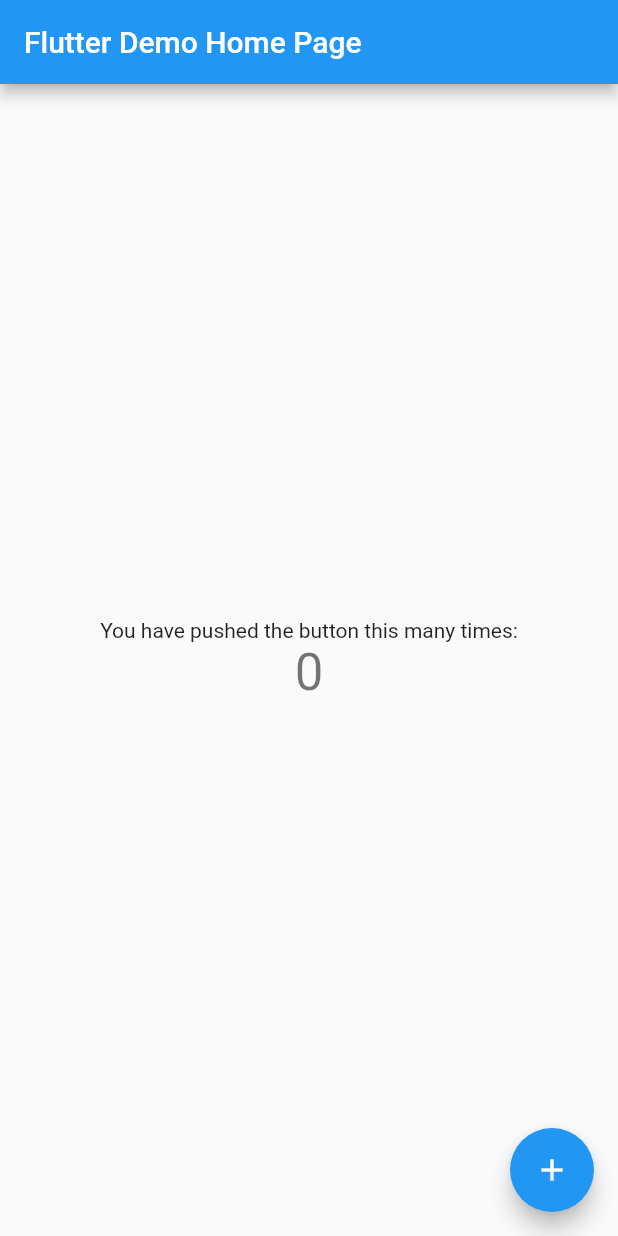
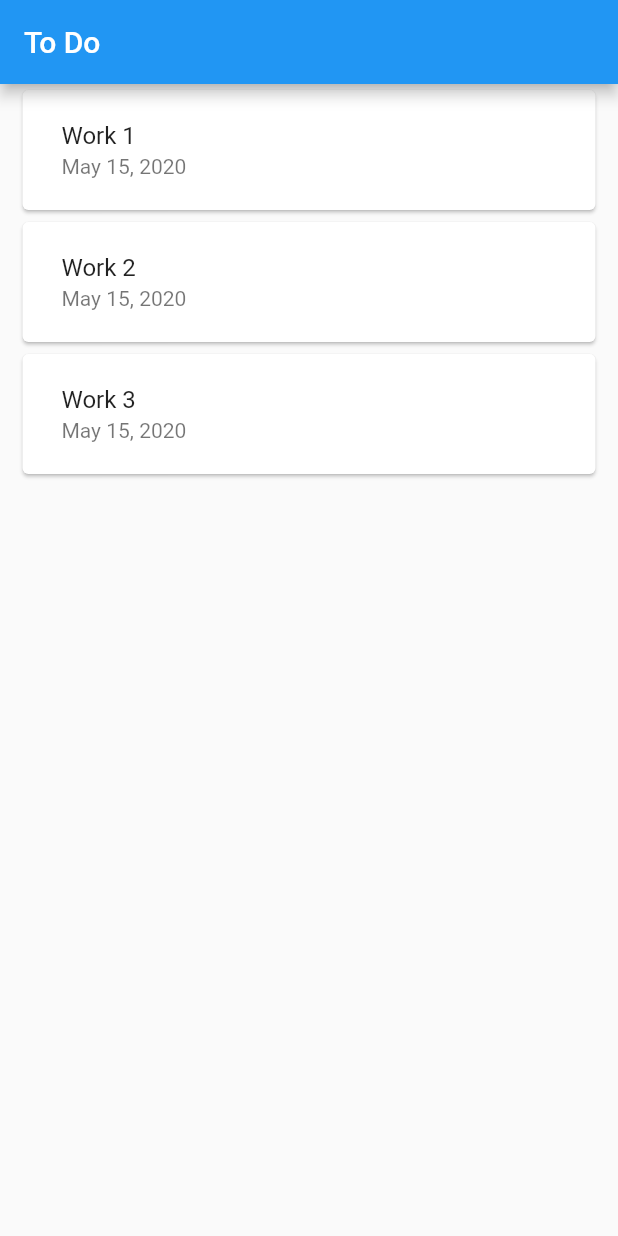
Before and after one commit to lomadapraveenreddy/ToDo-Application, a Flutter app: the screen it shows after launch, on a phone screen of 412 x 824 dp. Run offline on Flutter 3.47's test engine with Material 2 defaults, Android fonts, the phone set to English and light mode, and no system bars; our stand-ins replace bloc, flutter_bloc.

Commit message:
to do card

```diff
--- a/todo/lib/main.dart
+++ b/todo/lib/main.dart
@@ -1,111 +1,26 @@
 import 'package:flutter/material.dart';
+import 'package:flutter_bloc/flutter_bloc.dart';
+
+import './to_do_bloc/to_do_bloc.dart';
+import './routes/all_routes.dart';
 
 void main() => runApp(MyApp());
 
 class MyApp extends StatelessWidget {
-  // This widget is the root of your application.
   @override
   Widget build(BuildContext context) {
-    return MaterialApp(
-      title: 'Flutter Demo',
-      theme: ThemeData(
-        // This is the theme of your application.
-        //
-        // Try running your application with "flutter run". You'll see the
-        // application has a blue toolbar. Then, without quitting the app, try
-        // changing the primarySwatch below to Colors.green and then invoke
-        // "hot reload" (press "r" in the console where you ran "flutter run",
-        // or simply save your changes to "hot reload" in a Flutter IDE).
-        // Notice that the counter didn't reset back to zero; the application
-        // is not restarted.
-        primarySwatch: Colors.blue,
+    return BlocProvider(
+      create: (_) => ToDoBloc(),
+      child: MaterialApp(
+        title: 'Flutter Demo',
+        theme: ThemeData(
+          primarySwatch: Colors.blue,
+        ),
+        routes: {
+          '/': (context) => HomePage(),
+        },
+        initialRoute: '/',
       ),
-      home: MyHomePage(title: 'Flutter Demo Home Page'),
     );
   }
 }
-
-class MyHomePage extends StatefulWidget {
-  MyHomePage({Key key, this.title}) : super(key: key);
-
-  // This widget is the home page of your application. It is stateful, meaning
-  // that it has a State object (defined below) that contains fields that affect
-  // how it looks.
-
-  // This class is the configuration for the state. It holds the values (in this
-  // case the title) provided by the parent (in this case the App widget) and
-  // used by the build method of the State. Fields in a Widget subclass are
-  // always marked "final".
-
-  final String title;
-
-  @override
-  _MyHomePageState createState() => _MyHomePageState();
-}
-
-class _MyHomePageState extends State<MyHomePage> {
-  int _counter = 0;
-
-  void _incrementCounter() {
-    setState(() {
-      // This call to setState tells the Flutter framework that something has
-      // changed in this State, which causes it to rerun the build method below
-      // so that the display can reflect the updated values. If we changed
-      // _counter without calling setState(), then the build method would not be
-      // called again, and so nothing would appear to happen.
-      _counter++;
-    });
-  }
-
-  @override
-  Widget build(BuildContext context) {
-    // This method is rerun every time setState is called, for instance as done
-    // by the _incrementCounter method above.
-    //
-    // The Flutter framework has been optimized to make rerunning build methods
-    // fast, so that you can just rebuild anything that needs updating rather
-    // than having to individually change instances of widgets.
-    return Scaffold(
-      appBar: AppBar(
-        // Here we take the value from the MyHomePage object that was created by
-        // the App.build method, and use it to set our appbar title.
-        title: Text(widget.title),
-      ),
-      body: Center(
-        // Center is a layout widget. It takes a single child and positions it
-        // in the middle of the parent.
-        child: Column(
-          // Column is also a layout widget. It takes a list of children and
-          // arranges them vertically. By default, it sizes itself to fit its
-          // children horizontally, and tries to be as tall as its parent.
-          //
-          // Invoke "debug painting" (press "p" in the console, choose the
-          // "Toggle Debug Paint" action from the Flutter Inspector in Android
-          // Studio, or the "Toggle Debug Paint" command in Visual Studio Code)
-          // to see the wireframe for each widget.
-          //
-          // Column has various properties to control how it sizes itself and
-          // how it positions its children. Here we use mainAxisAlignment to
-          // center the children vertically; the main axis here is the vertical
-          // axis because Columns are vertical (the cross axis would be
-          // horizontal).
-          mainAxisAlignment: MainAxisAlignment.center,
-          children: <Widget>[
-            Text(
-              'You have pushed the button this many times:',
-            ),
-            Text(
-              '$_counter',
-              style: Theme.of(context).textTheme.display1,
-            ),
-          ],
-        ),
-      ),
-      floatingActionButton: FloatingActionButton(
-        onPressed: _incrementCounter,
-        tooltip: 'Increment',
-        child: Icon(Icons.add),
-      ), // This trailing comma makes auto-formatting nicer for build methods.
-    );
-  }
-}
--- /dev/null
+++ b/todo/lib/models/todo.dart
@@ -0,0 +1,7 @@
+class ToDoModel{
+  final String id;
+  String title;
+  String description;
+  DateTime deadline;
+  ToDoModel({this.id,this.title,this.description,this.deadline});
+}
--- /dev/null
+++ b/todo/lib/routes/all_routes.dart
@@ -0,0 +1 @@
+export './intial_route.dart';
--- /dev/null
+++ b/todo/lib/routes/intial_route.dart
@@ -0,0 +1,28 @@
+import 'package:flutter/material.dart';
+import 'package:flutter_bloc/flutter_bloc.dart';
+
+import '../widgets/to_do_card.dart';
+import '../to_do_bloc/to_do_bloc.dart';
+
+class HomePage extends StatelessWidget {
+  const HomePage({Key key}) : super(key: key);
+
+  @override
+  Widget build(BuildContext context) {
+    return Scaffold(
+      appBar: AppBar(
+        title: Text('To Do'),
+      ),
+      body: BlocBuilder<ToDoBloc, ToDoState>(
+          bloc: BlocProvider.of(context),
+          builder: (BuildContext context, ToDoState state) {
+            return ListView.builder(
+              itemBuilder: (context, index) {
+                return ToDoCard(state.todoList[index]);
+              },
+              itemCount: state.todoList.length,
+            );
+          }),
+    );
+  }
+}
--- /dev/null
+++ b/todo/lib/to_do_bloc/to_do_bloc.dart
@@ -0,0 +1,23 @@
+import 'dart:async';
+
+import 'package:bloc/bloc.dart';
+import 'package:meta/meta.dart';
+import '../models/todo.dart';
+
+part 'to_do_event.dart';
+part 'to_do_state.dart';
+
+class ToDoBloc extends Bloc<ToDoEvent, ToDoState> {
+  @override
+  ToDoState get initialState => ToDoInitial();
+
+  @override
+  Stream<ToDoState> mapEventToState(
+    ToDoEvent event,
+  ) async* {
+    if(event is GetToDoEvent)
+    {
+      yield state;
+    }
+  }
+}
--- /dev/null
+++ b/todo/lib/to_do_bloc/to_do_event.dart
@@ -0,0 +1,6 @@
+part of 'to_do_bloc.dart';
+
+@immutable
+abstract class ToDoEvent {}
+
+class GetToDoEvent extends ToDoEvent{}
--- /dev/null
+++ b/todo/lib/to_do_bloc/to_do_state.dart
@@ -0,0 +1,15 @@
+part of 'to_do_bloc.dart';
+
+@immutable
+abstract class ToDoState {
+  final todoList=[];
+}
+
+class ToDoInitial extends ToDoState {
+  @override
+  final todoList=[
+    ToDoModel(id: '1',title: 'Work 1',description: 'des 1',deadline: DateTime.now()),
+    ToDoModel(id: '2',title: 'Work 2',description: 'des 2',deadline: DateTime.now()),
+    ToDoModel(id: '3',title: 'Work 3',description: 'des 3',deadline: DateTime.now()),
+  ];
+}
--- /dev/null
+++ b/todo/lib/widgets/to_do_card.dart
@@ -0,0 +1,23 @@
+import 'package:flutter/material.dart';
+import 'package:intl/intl.dart';
+
+import '../models/todo.dart';
+
+//This widget returns a card that takes ToDo object as argument
+class ToDoCard extends StatelessWidget {
+  final ToDoModel object;
+  ToDoCard(this.object);
+  @override
+  Widget build(BuildContext context) {
+    return Card(
+      margin: const EdgeInsets.symmetric(vertical: 4, horizontal: 15),
+      child: Padding(
+        padding: const EdgeInsets.symmetric(vertical: 4, horizontal: 10),
+        child: ListTile(
+          title: Text(object.title),
+          subtitle: Text(DateFormat.yMMMd().format(object.deadline)),
+        ),
+      ),
+    );
+  }
+}
--- a/todo/pubspec.yaml
+++ b/todo/pubspec.yaml
@@ -19,7 +19,8 @@ environment:
 dependencies:
   flutter:
     sdk: flutter
-
+  flutter_bloc: ^4.0.0
+  intl: ^0.16.1
   # The following adds the Cupertino Icons font to your application.
   # Use with the CupertinoIcons class for iOS style icons.
   cupertino_icons: ^0.1.2
```
Also changed, not shown: todo/pubspec.lock.
